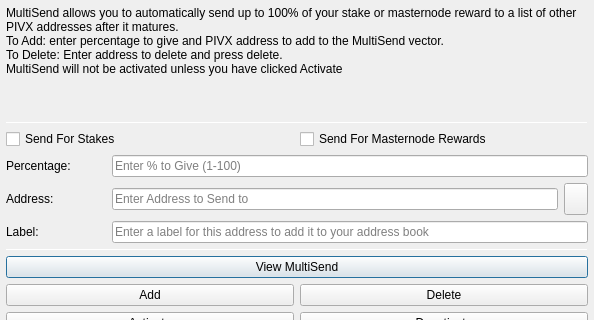
This is src/qt/forms/multisenddialog.ui in Samsufi/GAL as Qt 5 draws it before an edit; both pictures show x 0 to 594 and y 0 to 320 of the 594 by 526 pixel window. The edited form follows.
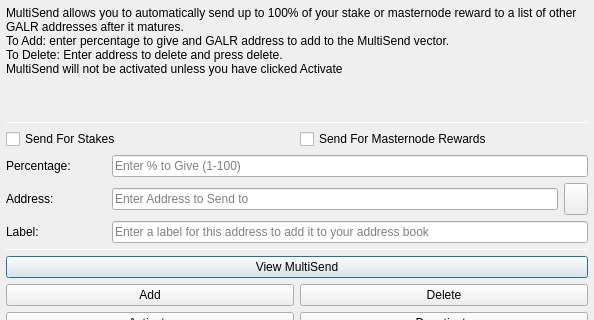
This is the edited form. Icons and pictures are not drawn.

Patch:
```diff
--- a/src/qt/forms/multisenddialog.ui
+++ b/src/qt/forms/multisenddialog.ui
@@ -37,8 +37,8 @@
         <number>1</number>
        </property>
        <property name="text">
-        <string>MultiSend allows you to automatically send up to 100% of your stake or masternode reward to a list of other PIVX addresses after it matures.
-To Add: enter percentage to give and PIVX address to add to the MultiSend vector.
+        <string>MultiSend allows you to automatically send up to 100% of your stake or masternode reward to a list of other GALR addresses after it matures.
+To Add: enter percentage to give and GALR address to add to the MultiSend vector.
 To Delete: Enter address to delete and press delete.
 MultiSend will not be activated unless you have clicked Activate</string>
        </property>
```
Left out of the diff: 4 changed lines with no effect on the pictures.
